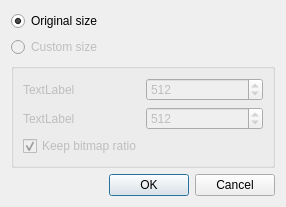
This is code/nel/tools/3d/object_viewer_qt/src/plugins/landscape_editor/shapshot_dialog.ui in ryzom/ryzomcore as Qt 5 draws it before an edit. The edited form follows.
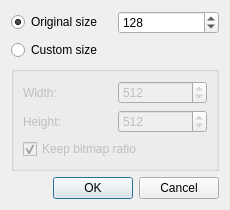
This is the edited form.

Commit message:
Changed: #1301 Completed snapshot dialog.
branch : gsoc2011-worldeditorqt

```diff
--- a/code/nel/tools/3d/object_viewer_qt/src/plugins/landscape_editor/shapshot_dialog.ui
+++ b/code/nel/tools/3d/object_viewer_qt/src/plugins/landscape_editor/shapshot_dialog.ui
@@ -6,8 +6,8 @@
    <rect>
     <x>0</x>
     <y>0</y>
-    <width>286</width>
-    <height>182</height>
+    <width>230</width>
+    <height>187</height>
    </rect>
   </property>
   <property name="windowTitle">
@@ -15,6 +15,8 @@
   </property>
   <layout class="QGridLayout" name="gridLayout_2">
    <item row="0" column="0">
+    <layout class="QHBoxLayout" name="horizontalLayout">
+     <item>
     <widget class="QRadioButton" name="originalSizeRadioButton">
      <property name="text">
       <string>Original size</string>
@@ -24,10 +26,22 @@
      </property>
     </widget>
    </item>
+     <item>
+      <widget class="QSpinBox" name="resSpinBox">
+       <property name="maximum">
+        <number>1024</number>
+       </property>
+       <property name="value">
+        <number>128</number>
+       </property>
+      </widget>
+     </item>
+    </layout>
+   </item>
    <item row="1" column="0">
     <widget class="QRadioButton" name="customSizeRadioButton">
      <property name="enabled">
-      <bool>false</bool>
+      <bool>true</bool>
      </property>
      <property name="text">
       <string>Custom size</string>
@@ -59,7 +73,7 @@
          <bool>false</bool>
         </property>
         <property name="text">
-         <string>TextLabel</string>
+         <string>Height:</string>
         </property>
         <property name="buddy">
          <cstring>heightSpinBox</cstring>
@@ -82,7 +96,7 @@
       <item row="0" column="0">
        <widget class="QLabel" name="label">
         <property name="text">
-         <string>TextLabel</string>
+         <string>Width:</string>
         </property>
         <property name="buddy">
          <cstring>widthSpinBox</cstring>
```
Lines whose indentation alone changed are shown as unchanged. The commit also changes 5 other files.
